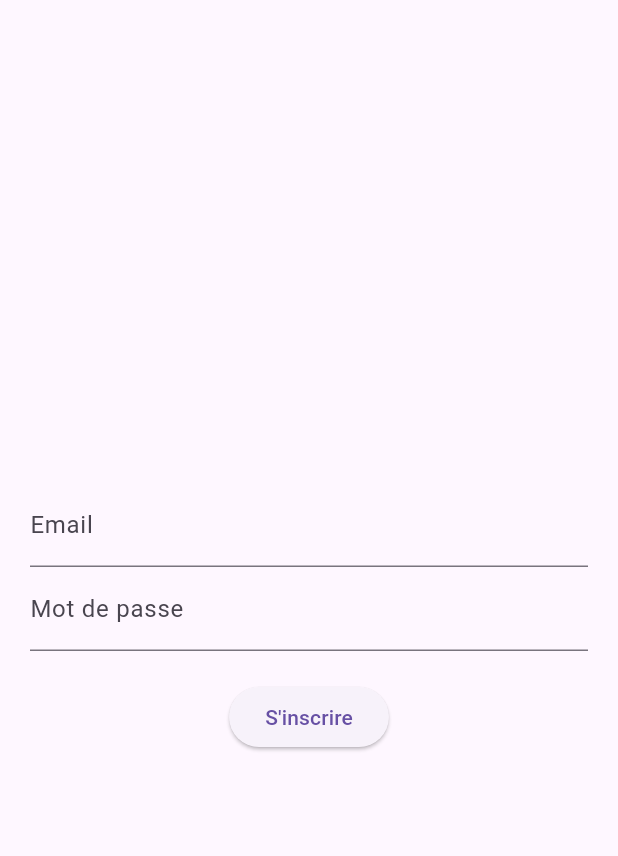
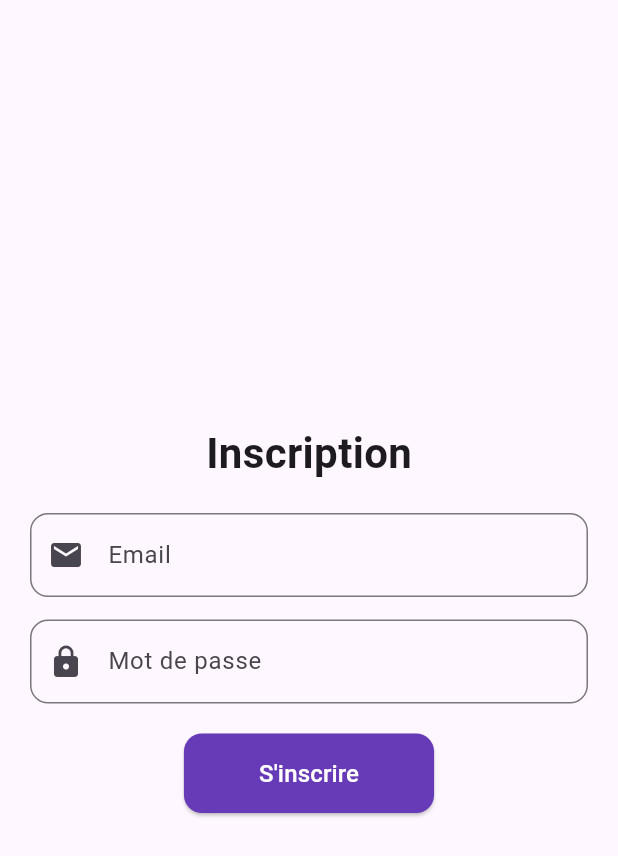
Before and after one commit to Nemesis1EMPIRE/traffic, a Flutter app: the screen it shows after launch, after a tap on "Créer un compte", on a phone screen of 412 x 824 dp. Shown: the top 856 px of the screen. Run offline on Flutter 3.47's test engine with Material 3 defaults, Android fonts, the phone set to English and light mode, and no system bars; our stand-ins replace supabase_flutter; accounts and stored records are empty; network calls fail.

Commit message:
Update main.dart

```diff
--- a/lib/main.dart
+++ b/lib/main.dart
@@ -15,6 +15,10 @@
   Widget build(BuildContext context) {
     return MaterialApp(
       debugShowCheckedModeBanner: false,
+      theme: ThemeData(
+        useMaterial3: true, // Active Material 3
+        colorScheme: ColorScheme.fromSeed(seedColor: Colors.deepPurple),
+      ),
       home: LoginPage(),
     );
   }
@@ -33,7 +37,7 @@
   Future<void> _signIn() async {
     try {
       final AuthResponse res = await supabase.auth.signInWithPassword(
-        email: _emailController.text,
+        email: _emailController.text.trim(),
         password: _passwordController.text,
       );
       if (res.session != null) {
@@ -52,35 +56,57 @@
   @override
   Widget build(BuildContext context) {
     return Scaffold(
-      body: Padding(
+      body: Center(
+        child: Padding(
           padding: const EdgeInsets.all(20.0),
           child: Column(
             mainAxisAlignment: MainAxisAlignment.center,
             children: [
+              Image.asset('assets/logo.png', height: 100), // Ajoute un logo
+              const SizedBox(height: 20),
+              Text(
+                "Connexion",
+                style: TextStyle(fontSize: 28, fontWeight: FontWeight.bold),
+              ),
+              const SizedBox(height: 20),
               TextField(
                 controller: _emailController,
-              decoration: InputDecoration(labelText: 'Email'),
+                decoration: InputDecoration(
+                  labelText: 'Email',
+                  prefixIcon: Icon(Icons.email),
+                  border: OutlineInputBorder(borderRadius: BorderRadius.circular(12)),
                 ),
+              ),
+              const SizedBox(height: 15),
               TextField(
                 controller: _passwordController,
                 obscureText: true,
-              decoration: InputDecoration(labelText: 'Mot de passe'),
+                decoration: InputDecoration(
+                  labelText: 'Mot de passe',
+                  prefixIcon: Icon(Icons.lock),
+                  border: OutlineInputBorder(borderRadius: BorderRadius.circular(12)),
                 ),
-            SizedBox(height: 20),
+              ),
+              const SizedBox(height: 20),
               ElevatedButton(
                 onPressed: _signIn,
-              child: Text('Se connecter'),
+                style: ElevatedButton.styleFrom(
+                  backgroundColor: Colors.deepPurple,
+                  padding: EdgeInsets.symmetric(horizontal: 50, vertical: 15),
+                  shape: RoundedRectangleBorder(
+                    borderRadius: BorderRadius.circular(12),
+                  ),
+                ),
+                child: Text("Se connecter", style: TextStyle(fontSize: 16, color: Colors.white)),
               ),
               TextButton(
                 onPressed: () {
-                Navigator.push(
-                  context,
-                  MaterialPageRoute(builder: (context) => SignUpPage()),
-                );
+                  Navigator.push(context, MaterialPageRoute(builder: (context) => SignUpPage()));
                 },
                 child: Text("Créer un compte"),
               ),
             ],
+          ),
         ),
       ),
     );
@@ -100,14 +126,11 @@
   Future<void> _signUp() async {
     try {
       final AuthResponse res = await supabase.auth.signUp(
-        email: _emailController.text,
+        email: _emailController.text.trim(),
         password: _passwordController.text,
       );
       if (res.user != null) {
-        Navigator.pushReplacement(
-          context,
-          MaterialPageRoute(builder: (context) => HomePage()),
-        );
+        Navigator.pushReplacement(context, MaterialPageRoute(builder: (context) => HomePage()));
       }
     } catch (e) {
       ScaffoldMessenger.of(context).showSnackBar(
@@ -119,26 +142,49 @@
   @override
   Widget build(BuildContext context) {
     return Scaffold(
-      body: Padding(
+      body: Center(
+        child: Padding(
           padding: const EdgeInsets.all(20.0),
           child: Column(
             mainAxisAlignment: MainAxisAlignment.center,
             children: [
+              Text(
+                "Inscription",
+                style: TextStyle(fontSize: 28, fontWeight: FontWeight.bold),
+              ),
+              const SizedBox(height: 20),
               TextField(
                 controller: _emailController,
-              decoration: InputDecoration(labelText: 'Email'),
+                decoration: InputDecoration(
+                  labelText: 'Email',
+                  prefixIcon: Icon(Icons.email),
+                  border: OutlineInputBorder(borderRadius: BorderRadius.circular(12)),
                 ),
+              ),
+              const SizedBox(height: 15),
               TextField(
                 controller: _passwordController,
                 obscureText: true,
-              decoration: InputDecoration(labelText: 'Mot de passe'),
+                decoration: InputDecoration(
+                  labelText: 'Mot de passe',
+                  prefixIcon: Icon(Icons.lock),
+                  border: OutlineInputBorder(borderRadius: BorderRadius.circular(12)),
                 ),
-            SizedBox(height: 20),
+              ),
+              const SizedBox(height: 20),
               ElevatedButton(
                 onPressed: _signUp,
-              child: Text("S'inscrire"),
+                style: ElevatedButton.styleFrom(
+                  backgroundColor: Colors.deepPurple,
+                  padding: EdgeInsets.symmetric(horizontal: 50, vertical: 15),
+                  shape: RoundedRectangleBorder(
+                    borderRadius: BorderRadius.circular(12),
+                  ),
+                ),
+                child: Text("S'inscrire", style: TextStyle(fontSize: 16, color: Colors.white)),
               ),
             ],
+          ),
         ),
       ),
     );
@@ -149,7 +195,12 @@
   @override
   Widget build(BuildContext context) {
     return Scaffold(
-      body: Center(child: Text('Bienvenue sur l\'app cinéma !')),
+      body: Center(
+        child: Text(
+          'Bienvenue sur l\'app cinéma !',
+          style: TextStyle(fontSize: 20, fontWeight: FontWeight.bold),
+        ),
+      ),
     );
   }
 }
```
Lines whose indentation alone changed are shown as unchanged.
